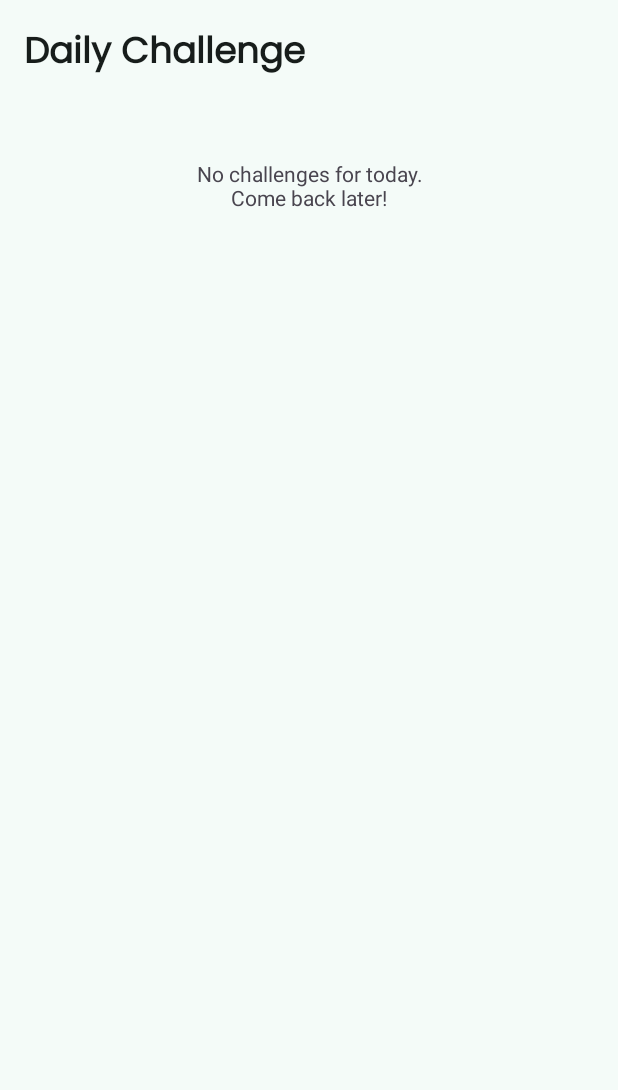
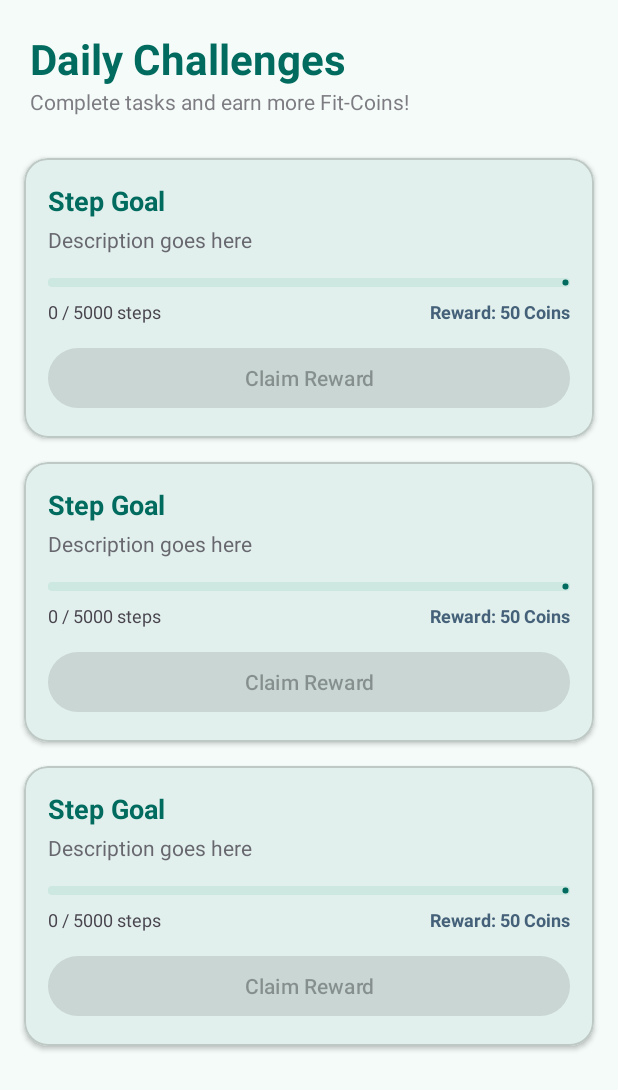
Before and after one commit to SamithaJayarathne/Fit-Lanka-Demo, an Android app: the layout fragment_challenges.xml on its own in the app's theme, with its tools: preview values and no code run, on a phone screen of 412 x 824 dp. Shown: the top 1090 px of the screen. Run offline under Robolectric (Android 15) with nearby library versions, the phone set to English and light mode, and no system bars; Roboto replaces fonts that are not available here.

Commit message:
challenges developed

```diff
--- a/app/build.gradle
+++ b/app/build.gradle
@@ -74,5 +74,8 @@ dependencies {
     implementation libs.play.services.location
 
     // places api
-    implementation("com.google.android.libraries.places:places:5.0.0")
+    implementation(libs.places.v500)
+
+    // swip refresh layout
+    implementation libs.swiperefreshlayout
 }
--- a/app/src/main/java/com/neoviz/fit_lanka_demo/activity/HomeActivity.java
+++ b/app/src/main/java/com/neoviz/fit_lanka_demo/activity/HomeActivity.java
@@ -46,6 +46,7 @@ import com.neoviz.fit_lanka_demo.R;
 import com.neoviz.fit_lanka_demo.databinding.ActivityHomeBinding;
 import com.neoviz.fit_lanka_demo.databinding.ActivityLoginBinding;
 import com.neoviz.fit_lanka_demo.databinding.NavHeaderBinding;
+import com.neoviz.fit_lanka_demo.fragment.ChallengesFragment;
 import com.neoviz.fit_lanka_demo.fragment.HomeFragment;
 import com.neoviz.fit_lanka_demo.fragment.LeaderboardFragment;
 import com.neoviz.fit_lanka_demo.fragment.ShopFragment;
@@ -332,6 +333,10 @@ public class HomeActivity extends AppCompatActivity implements
                     })
                     .setNegativeButton("Cancel", null)
                     .show();
+        }else if(itemId == R.id.side_nav_challenges){
+            navigationView.setCheckedItem(R.id.side_nav_challenges);
+           loadFragment(new ChallengesFragment());
+
         }
 
         drawerLayout.closeDrawer(GravityCompat.START);
--- a/app/src/main/res/layout/fragment_challenges.xml
+++ b/app/src/main/res/layout/fragment_challenges.xml
@@ -1,97 +1,86 @@
 <?xml version="1.0" encoding="utf-8"?>
-<ScrollView xmlns:android="http://schemas.android.com/apk/res/android"
+<androidx.constraintlayout.widget.ConstraintLayout xmlns:android="http://schemas.android.com/apk/res/android"
     xmlns:app="http://schemas.android.com/apk/res-auto"
+    xmlns:tools="http://schemas.android.com/tools"
     android:layout_width="match_parent"
     android:layout_height="match_parent"
     android:background="?attr/colorSurface">
 
     <LinearLayout
+        android:id="@+id/headerLayout"
         android:layout_width="match_parent"
         android:layout_height="wrap_content"
         android:orientation="vertical"
-        android:padding="16dp">
+        android:padding="20dp"
+        app:layout_constraintTop_toTopOf="parent">
 
         <TextView
             android:layout_width="wrap_content"
             android:layout_height="wrap_content"
-            android:text="Daily Challenge"
-            android:textSize="24sp"
-            android:textStyle="bold"
-            android:fontFamily="@font/poppins"
-            android:textColor="?attr/colorOnSurface"/>
-
-        <com.google.android.material.card.MaterialCardView
-            android:id="@+id/cardTodayChallenge"
-            android:layout_width="match_parent"
-            android:layout_height="wrap_content"
-            android:layout_marginTop="16dp"
-            app:cardCornerRadius="20dp"
-            app:cardElevation="4dp"
-            app:strokeWidth="1dp"
-            app:strokeColor="?attr/colorOutlineVariant"
-            android:visibility="gone"> <LinearLayout
-            android:layout_width="match_parent"
-            android:layout_height="wrap_content"
-            android:orientation="vertical"
-            android:padding="20dp">
-
-            <TextView
-                android:id="@+id/tvTitle"
-                android:layout_width="wrap_content"
-                android:layout_height="wrap_content"
-                android:text="10,000 Step Quest"
-                android:textSize="20sp"
+            android:text="Daily Challenges"
+            android:textSize="28sp"
             android:textStyle="bold"
             android:textColor="?attr/colorPrimary"/>
 
         <TextView
-                android:id="@+id/tvDescription"
             android:layout_width="wrap_content"
             android:layout_height="wrap_content"
-                android:layout_marginTop="8dp"
-                android:text="Complete 10,000 steps today to earn 50 Fit-Coins."
+            android:text="Complete tasks and earn more Fit-Coins!"
             android:textSize="14sp"
-                android:alpha="0.8"/>
+            android:alpha="0.7"/>
+    </LinearLayout>
 
-            <com.google.android.material.progressindicator.LinearProgressIndicator
-                android:id="@+id/challengeProgress"
+    <androidx.swiperefreshlayout.widget.SwipeRefreshLayout
+        android:id="@+id/swipeRefresh"
         android:layout_width="match_parent"
-                android:layout_height="wrap_content"
-                android:layout_marginTop="20dp"
-                app:trackThickness="8dp"
-                app:trackCornerRadius="4dp"
-                android:progress="40"/>
+        android:layout_height="0dp"
+        app:layout_constraintBottom_toBottomOf="parent"
+        app:layout_constraintTop_toBottomOf="@id/headerLayout">
 
-            <TextView
-                android:id="@+id/tvProgressText"
+        <androidx.recyclerview.widget.RecyclerView
+            android:id="@+id/challengesRecyclerView"
+            android:layout_width="match_parent"
+            android:layout_height="match_parent"
+            android:clipToPadding="false"
+            android:paddingBottom="80dp"
+            tools:listitem="@layout/item_challenge" />
+
+    </androidx.swiperefreshlayout.widget.SwipeRefreshLayout>
+
+    <LinearLayout
+        android:id="@+id/emptyState"
         android:layout_width="wrap_content"
         android:layout_height="wrap_content"
-                android:layout_gravity="end"
-                android:layout_marginTop="4dp"
-                android:text="4,000 / 10,000 steps"
-                android:textSize="12sp"
-                android:textStyle="bold"/>
+        android:gravity="center"
+        android:orientation="vertical"
+        android:visibility="gone"
+        app:layout_constraintBottom_toBottomOf="parent"
+        app:layout_constraintEnd_toEndOf="parent"
+        app:layout_constraintStart_toStartOf="parent"
+        app:layout_constraintTop_toBottomOf="@id/headerLayout">
 
-            <com.google.android.material.button.MaterialButton
-                android:id="@+id/btnClaim"
-                android:layout_width="match_parent"
-                android:layout_height="60dp"
-                android:layout_marginTop="16dp"
-                android:text="Claim 50 Coins"
-                app:cornerRadius="12dp"
-                android:enabled="false"/>
-
-        </LinearLayout>
-        </com.google.android.material.card.MaterialCardView>
+        <ImageView
+            android:layout_width="120dp"
+            android:layout_height="120dp"
+            android:src="@drawable/gym"
+            android:alpha="0.3" />
 
         <TextView
             android:id="@+id/tvNoChallenge"
-            android:layout_width="match_parent"
+            android:layout_width="wrap_content"
             android:layout_height="wrap_content"
-            android:layout_marginTop="50dp"
-            android:gravity="center"
-            android:text="No challenges for today.\nCome back later!"
-            android:visibility="visible"/>
+            android:layout_marginTop="16dp"
+            android:text="No challenges for today!"
+            android:textSize="16sp"
+            android:textStyle="bold"
+            android:alpha="0.5" />
 
+        <TextView
+            android:layout_width="wrap_content"
+            android:layout_height="wrap_content"
+            android:text="Check back tomorrow for more."
+            android:textSize="14sp"
+            android:alpha="0.5" />
     </LinearLayout>
-</ScrollView>
+
+</androidx.constraintlayout.widget.ConstraintLayout>
--- /dev/null
+++ b/app/src/main/res/layout/item_challenge.xml
@@ -0,0 +1,78 @@
+<?xml version="1.0" encoding="utf-8"?>
+<com.google.android.material.card.MaterialCardView xmlns:android="http://schemas.android.com/apk/res/android"
+    xmlns:app="http://schemas.android.com/apk/res-auto"
+    android:layout_width="match_parent"
+    android:layout_height="wrap_content"
+    android:layout_marginHorizontal="16dp"
+    android:layout_marginVertical="8dp"
+    app:cardCornerRadius="16dp"
+    app:cardElevation="2dp"
+    app:strokeWidth="1dp"
+    app:strokeColor="?attr/colorOutlineVariant">
+
+    <LinearLayout
+        android:layout_width="match_parent"
+        android:layout_height="wrap_content"
+        android:orientation="vertical"
+        android:padding="16dp">
+
+        <TextView
+            android:id="@+id/challengeTitle"
+            android:layout_width="wrap_content"
+            android:layout_height="wrap_content"
+            android:text="Step Goal"
+            android:textSize="18sp"
+            android:textStyle="bold"
+            android:textColor="?attr/colorPrimary"/>
+
+        <TextView
+            android:id="@+id/challengeDescription"
+            android:layout_width="wrap_content"
+            android:layout_height="wrap_content"
+            android:layout_marginTop="4dp"
+            android:text="Description goes here"
+            android:textSize="14sp"
+            android:alpha="0.8"/>
+
+        <com.google.android.material.progressindicator.LinearProgressIndicator
+            android:id="@+id/challengeProgress"
+            android:layout_width="match_parent"
+            android:layout_height="wrap_content"
+            android:layout_marginTop="16dp"
+            app:trackThickness="6dp"
+            app:trackCornerRadius="3dp"/>
+
+        <RelativeLayout
+            android:layout_width="match_parent"
+            android:layout_height="wrap_content"
+            android:layout_marginTop="8dp">
+
+            <TextView
+                android:id="@+id/challengeProgressSteps"
+                android:layout_width="wrap_content"
+                android:layout_height="wrap_content"
+                android:text="0 / 5000 steps"
+                android:textSize="12sp"/>
+
+            <TextView
+                android:id="@+id/challengeReward"
+                android:layout_width="wrap_content"
+                android:layout_height="wrap_content"
+                android:layout_alignParentEnd="true"
+                android:text="Reward: 50 Coins"
+                android:textStyle="bold"
+                android:textColor="?attr/colorTertiary"
+                android:textSize="12sp"/>
+        </RelativeLayout>
+
+        <com.google.android.material.button.MaterialButton
+            android:id="@+id/challengeClaimBtn"
+            android:layout_width="match_parent"
+            android:layout_height="wrap_content"
+            android:layout_marginTop="12dp"
+            android:text="Claim Reward"
+            android:enabled="false"
+            style="@style/Widget.Material3.Button.TonalButton"/>
+
+    </LinearLayout>
+</com.google.android.material.card.MaterialCardView>
--- a/gradle/libs.versions.toml
+++ b/gradle/libs.versions.toml
@@ -16,10 +16,12 @@ mpandroidchart = "v3.1.0"
 firebaseAuth = "24.0.1"
 firebaseFirestore = "26.1.1"
 coreSplashscreen = "1.2.0"
+placesVersion = "5.0.0"
 playServicesLocation = "21.3.0"
 playServicesMaps = "20.0.0"
 secretsGradlePlugin = "2.0.1"
 places = "5.1.1"
+swiperefreshlayout = "1.2.0"
 
 [libraries]
 credentials = { module = "androidx.credentials:credentials", version.ref = "credentialsPlayServicesAuth" }
@@ -37,6 +39,7 @@ material = { group = "com.google.android.material", name = "material", version.r
 activity = { group = "androidx.activity", name = "activity", version.ref = "activity" }
 constraintlayout = { group = "androidx.constraintlayout", name = "constraintlayout", version.ref = "constraintlayout" }
 mpandroidchart = { module = "com.github.PhilJay:MPAndroidChart", version.ref = "mpandroidchart" }
+places-v500 = { module = "com.google.android.libraries.places:places", version.ref = "placesVersion" }
 play-services-location = { module = "com.google.android.gms:play-services-location", version.ref = "playServicesLocation" }
 projectlombok-lombok = { module = "org.projectlombok:lombok", version.ref = "lombokVersion" }
 firebase-auth = { group = "com.google.firebase", name = "firebase-auth", version.ref = "firebaseAuth" }
@@ -45,6 +48,7 @@ core-splashscreen = { group = "androidx.core", name = "core-splashscreen", versi
 play-services-maps = { group = "com.google.android.gms", name = "play-services-maps", version.ref = "playServicesMaps" }
 secrets-gradle-plugin = { module = "com.google.android.libraries.mapsplatform.secrets-gradle-plugin:secrets-gradle-plugin", version.ref = "secretsGradlePlugin" }
 places = { group = "com.google.android.libraries.places", name = "places", version.ref = "places" }
+swiperefreshlayout = { module = "androidx.swiperefreshlayout:swiperefreshlayout", version.ref = "swiperefreshlayout" }
 
 [plugins]
 android-application = { id = "com.android.application", version.ref = "agp" }
```
Also changed, not shown: app/src/main/java/com/neoviz/fit_lanka_demo/adapter/ChallengeAdapter.java (added, +88 -0 lines), app/src/main/java/com/neoviz/fit_lanka_demo/fragment/ChallengesFragment.java (+115 -45 lines). Lines whose indentation alone changed are shown as unchanged.
